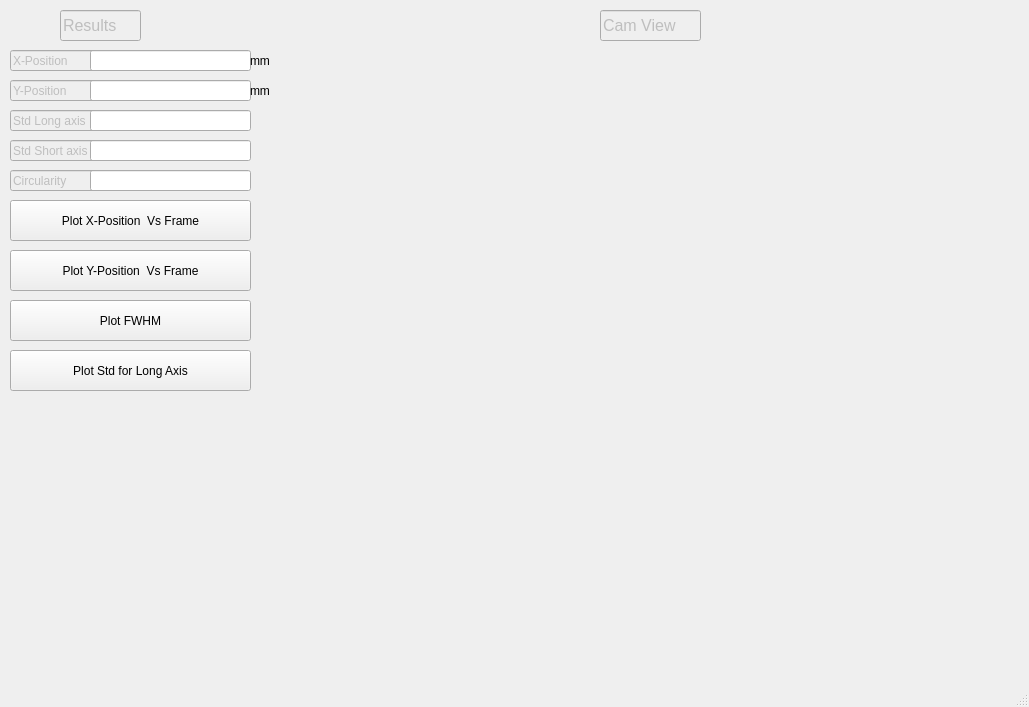
First picture: the form in src/View_page.ui, repository vazirilab/PyBeamProfiler, before the edit.
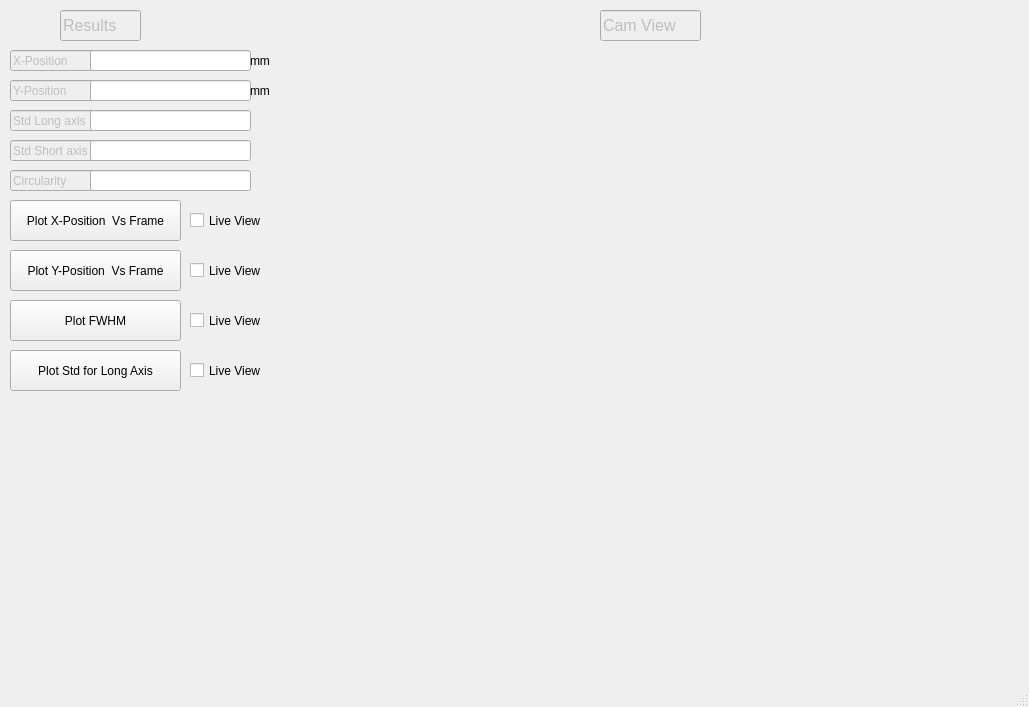
Second picture: the form after the edit.

Commit message: live plot

The edit to the form file:
```diff
--- a/src/View_page.ui
+++ b/src/View_page.ui
@@ -210,7 +210,7 @@
      <rect>
       <x>10</x>
       <y>200</y>
-      <width>241</width>
+      <width>171</width>
       <height>41</height>
      </rect>
     </property>
@@ -223,7 +223,7 @@
      <rect>
       <x>10</x>
       <y>250</y>
-      <width>241</width>
+      <width>171</width>
       <height>41</height>
      </rect>
     </property>
@@ -236,7 +236,7 @@
      <rect>
       <x>10</x>
       <y>300</y>
-      <width>241</width>
+      <width>171</width>
       <height>41</height>
      </rect>
     </property>
@@ -249,7 +249,7 @@
      <rect>
       <x>10</x>
       <y>350</y>
-      <width>241</width>
+      <width>171</width>
       <height>41</height>
      </rect>
     </property>
@@ -283,6 +283,58 @@
      <string>mm</string>
     </property>
    </widget>
+   <widget class="QCheckBox" name="live_view_x">
+    <property name="geometry">
+     <rect>
+      <x>190</x>
+      <y>210</y>
+      <width>71</width>
+      <height>21</height>
+     </rect>
+    </property>
+    <property name="text">
+     <string>Live View</string>
+    </property>
+   </widget>
+   <widget class="QCheckBox" name="live_view_y">
+    <property name="geometry">
+     <rect>
+      <x>190</x>
+      <y>260</y>
+      <width>71</width>
+      <height>21</height>
+     </rect>
+    </property>
+    <property name="text">
+     <string>Live View</string>
+    </property>
+   </widget>
+   <widget class="QCheckBox" name="live_view_fwhm">
+    <property name="geometry">
+     <rect>
+      <x>190</x>
+      <y>310</y>
+      <width>71</width>
+      <height>21</height>
+     </rect>
+    </property>
+    <property name="text">
+     <string>Live View</string>
+    </property>
+   </widget>
+   <widget class="QCheckBox" name="live_view_std">
+    <property name="geometry">
+     <rect>
+      <x>190</x>
+      <y>360</y>
+      <width>71</width>
+      <height>21</height>
+     </rect>
+    </property>
+    <property name="text">
+     <string>Live View</string>
+    </property>
+   </widget>
   </widget>
   <widget class="QStatusBar" name="statusbar"/>
  </widget>
```
The commit also changes 2 other files.
